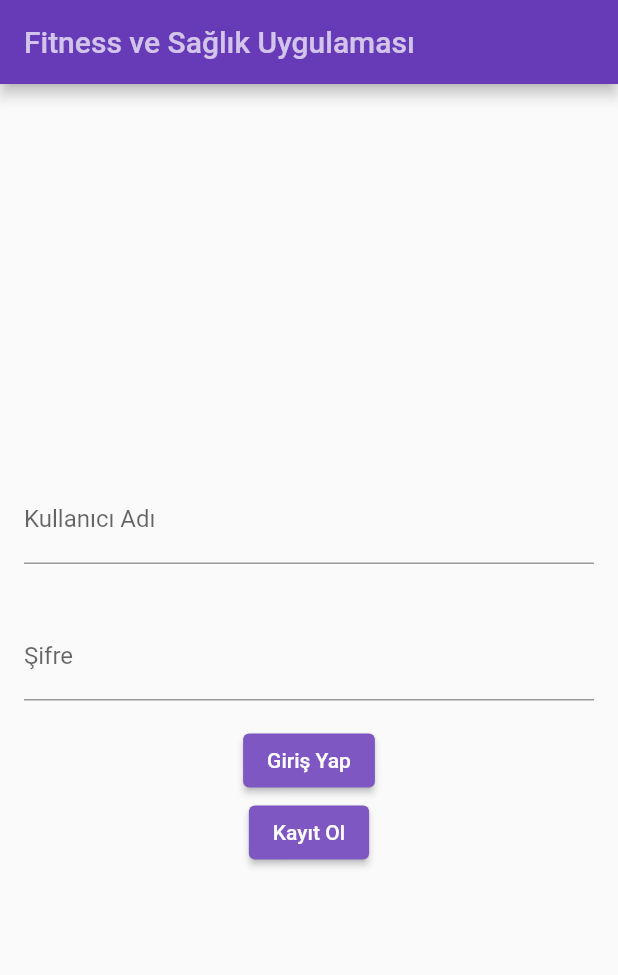
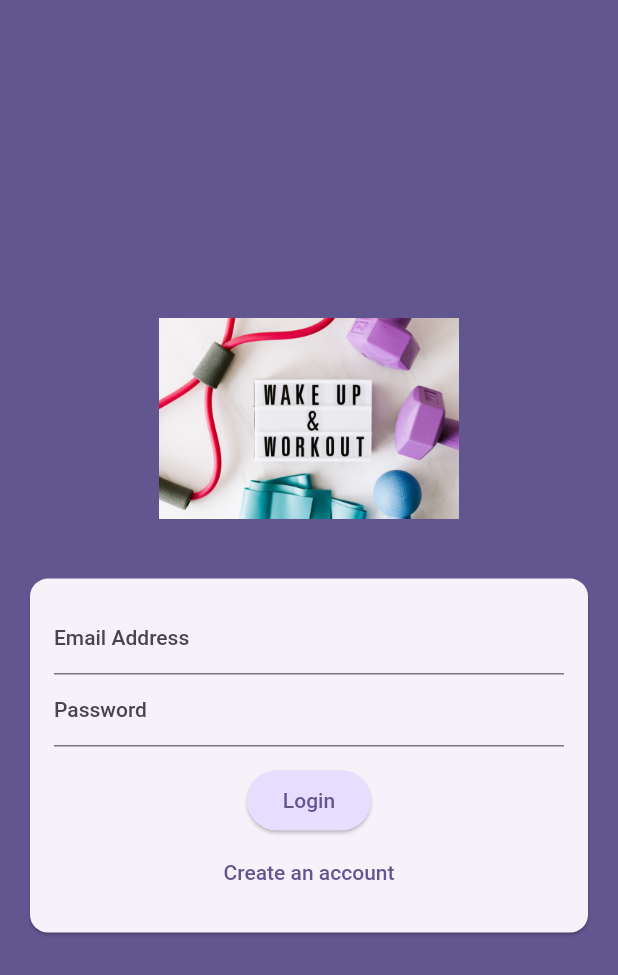
Before and after one commit to burcugulll/bitirme-projesi, a Flutter app: the screen it shows after launch, on a phone screen of 412 x 824 dp. Shown: the top 975 px of the screen. Run offline on Flutter 3.47's test engine with Material 2 defaults, Android fonts, the phone set to English and light mode, and no system bars; our stand-ins replace firebase_auth, firebase_core; accounts and stored records are empty.

Commit message:
auth işlemleri firebase'e bağlandı

```diff
--- a/lib/main.dart
+++ b/lib/main.dart
@@ -1,3 +1,48 @@
+import 'package:bitirme_projesi/screens/home-page.dart';
+import 'package:bitirme_projesi/screens/splash.dart';
+import 'package:flutter/material.dart';
+import 'package:bitirme_projesi/screens/auth.dart';
+import 'package:firebase_core/firebase_core.dart';
+import 'firebase_options.dart';
+import 'package:firebase_auth/firebase_auth.dart';
+
+void main() async {
+  WidgetsFlutterBinding.ensureInitialized();
+  await Firebase.initializeApp(
+    options: DefaultFirebaseOptions.currentPlatform,
+  );
+  runApp(const App());
+}
+
+class App extends StatelessWidget {
+  const App({super.key});
+
+  @override
+  Widget build(BuildContext context) {
+    return MaterialApp(
+      title: 'FlutterChat',
+      theme: ThemeData().copyWith(
+        useMaterial3: true,
+        colorScheme: ColorScheme.fromSeed(
+            seedColor: const Color.fromARGB(255, 63, 17, 177)),
+      ),
+      home: StreamBuilder(
+          stream: FirebaseAuth.instance.authStateChanges(),
+          builder: (ctx, snapshot) {
+            if (snapshot.connectionState == ConnectionState.waiting) {
+              return const SplashScreen();
+            }
+
+            if (snapshot.hasData) {
+              return MyHomePage();
+            }
+            return const AuthScreen();
+          }),
+    );
+  }
+}
+/*
+
 import 'package:bitirme_projesi/firebase_options.dart';
 import 'package:bitirme_projesi/screens/login-page.dart';
 import 'package:firebase_core/firebase_core.dart';
@@ -125,3 +170,4 @@
     );
   }
 }
+*/
--- /dev/null
+++ b/lib/screens/auth.dart
@@ -0,0 +1,145 @@
+import 'dart:math';
+
+import 'package:flutter/material.dart';
+import 'package:firebase_auth/firebase_auth.dart';
+
+final _firebase = FirebaseAuth.instance;
+
+class AuthScreen extends StatefulWidget {
+  const AuthScreen({super.key});
+
+  @override
+  State<AuthScreen> createState() => _AuthScreenState();
+}
+
+class _AuthScreenState extends State<AuthScreen> {
+  final _form = GlobalKey<FormState>();
+  var _isLogin = true;
+  var _enteredEmail = '';
+  var _enteredPassword = '';
+
+  void _submit() async {
+    final isValid = _form.currentState!.validate();
+
+    if (!isValid) {
+      return;
+    }
+    _form.currentState!.save();
+    try {
+      if (_isLogin) {
+        final userCredentials = await _firebase.signInWithEmailAndPassword(
+            email: _enteredEmail, password: _enteredPassword);
+        //print(userCredentials);
+      } else {
+        final userCredentials = await _firebase.createUserWithEmailAndPassword(
+            email: _enteredEmail, password: _enteredPassword);
+        //print(userCredentials);
+      }
+    } on FirebaseAuthException catch (error) {
+      if (error.code == 'email-already-in-use') {
+        //..
+      }
+      ScaffoldMessenger.of(context).clearSnackBars();
+      ScaffoldMessenger.of(context).showSnackBar(
+        SnackBar(
+          //content: Text(error.message ?? 'Authentication Failed'),
+          content: Text("Email veya şifre hatalı."),
+        ),
+      );
+    }
+  }
+
+  @override
+  Widget build(BuildContext context) {
+    return Scaffold(
+      backgroundColor: Theme.of(context).colorScheme.primary,
+      body: Center(
+        child: SingleChildScrollView(
+          child: Column(
+            mainAxisAlignment: MainAxisAlignment.center,
+            children: [
+              Container(
+                margin: const EdgeInsets.only(
+                  top: 30,
+                  bottom: 20,
+                  left: 20,
+                  right: 20,
+                ),
+                width: 200,
+                child: Image.asset('assets/images/anasayfa.jpg'),
+              ),
+              Card(
+                margin: const EdgeInsets.all(20),
+                child: SingleChildScrollView(
+                  child: Padding(
+                    padding: const EdgeInsets.all(16),
+                    child: Form(
+                      key: _form,
+                      child: Column(
+                        mainAxisSize: MainAxisSize.min,
+                        children: [
+                          TextFormField(
+                            decoration: const InputDecoration(
+                                labelText: 'Email Address'),
+                            keyboardType: TextInputType.emailAddress,
+                            autocorrect: false,
+                            textCapitalization: TextCapitalization.none,
+                            validator: (value) {
+                              if (value == null ||
+                                  value.trim().isEmpty ||
+                                  !value.contains('@')) {
+                                return 'Please enter a valid email adress';
+                              }
+                              return null;
+                            },
+                            onSaved: (value) {
+                              _enteredEmail = value!;
+                            },
+                          ),
+                          TextFormField(
+                            decoration:
+                                const InputDecoration(labelText: 'Password'),
+                            obscureText: true,
+                            validator: (value) {
+                              if (value == null || value.trim().length < 6) {
+                                return 'Password must be at least 6 characters long ';
+                              }
+                              return null;
+                            },
+                            onSaved: (value) {
+                              _enteredPassword = value!;
+                            },
+                          ),
+                          const SizedBox(height: 12),
+                          ElevatedButton(
+                            onPressed: _submit,
+                            style: ElevatedButton.styleFrom(
+                              backgroundColor: Theme.of(context)
+                                  .colorScheme
+                                  .primaryContainer,
+                            ),
+                            child: Text(_isLogin ? 'Login' : 'Signup'),
+                          ),
+                          TextButton(
+                            onPressed: () {
+                              setState(() {
+                                _isLogin = !_isLogin;
+                              });
+                            },
+                            child: Text(_isLogin
+                                ? 'Create an account'
+                                : 'I already have an account'),
+                          ),
+                        ],
+                      ),
+                    ),
+                  ),
+                ),
+              ),
+            ],
+          ),
+        ),
+      ),
+    );
+  }
+}
--- a/pubspec.yaml
+++ b/pubspec.yaml
@@ -36,6 +36,7 @@
   # Use with the CupertinoIcons class for iOS style icons.
   cupertino_icons: ^1.0.2
   firebase_core: ^2.21.0
+  firebase_auth: ^4.14.0
 
 dev_dependencies:
   flutter_test:
@@ -68,6 +69,8 @@
     - assets/images/yemekfoto.jpg
     - assets/images/su.jpg
     - assets/images/ayniyemekler.jpg
+    - assets/images/anasayfa.jpg
+
   #   - images/a_dot_ham.jpeg
 
   # An image asset can refer to one or more resolution-specific "variants", see
```
Also changed, not shown: lib/screens/chat.dart (added, +29 -0 lines), lib/screens/home-page.dart (+12 -0 lines), lib/screens/splash.dart (added, +17 -0 lines), assets/images/anasayfa.jpg (added), pubspec.lock, 3 other files.
